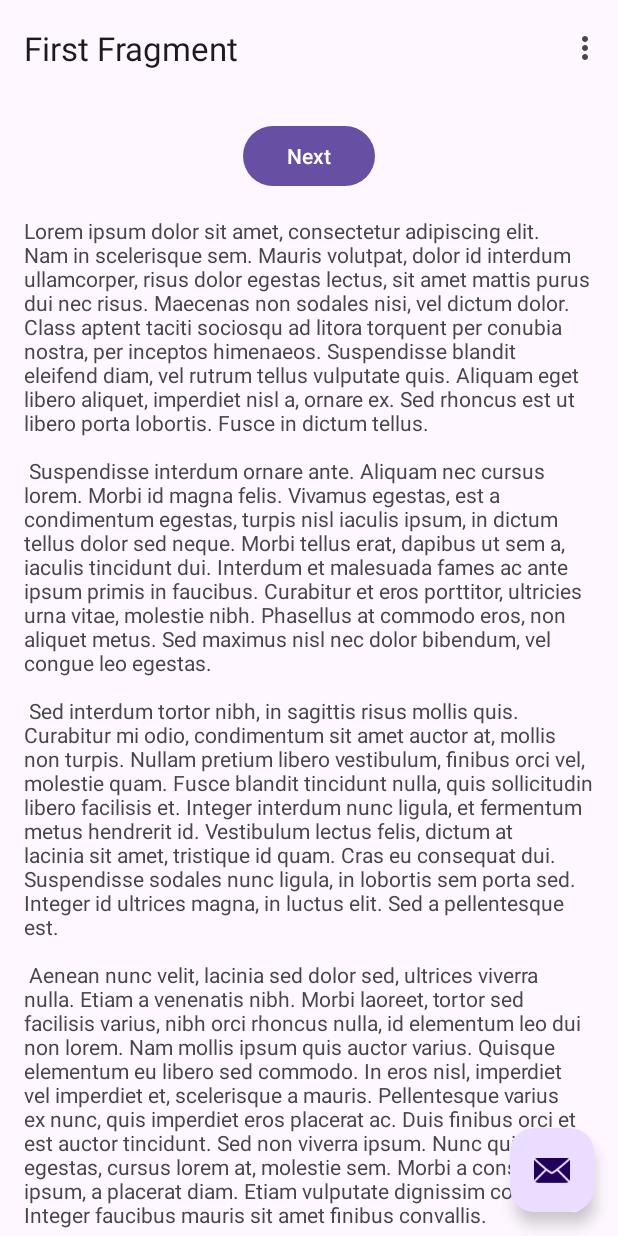
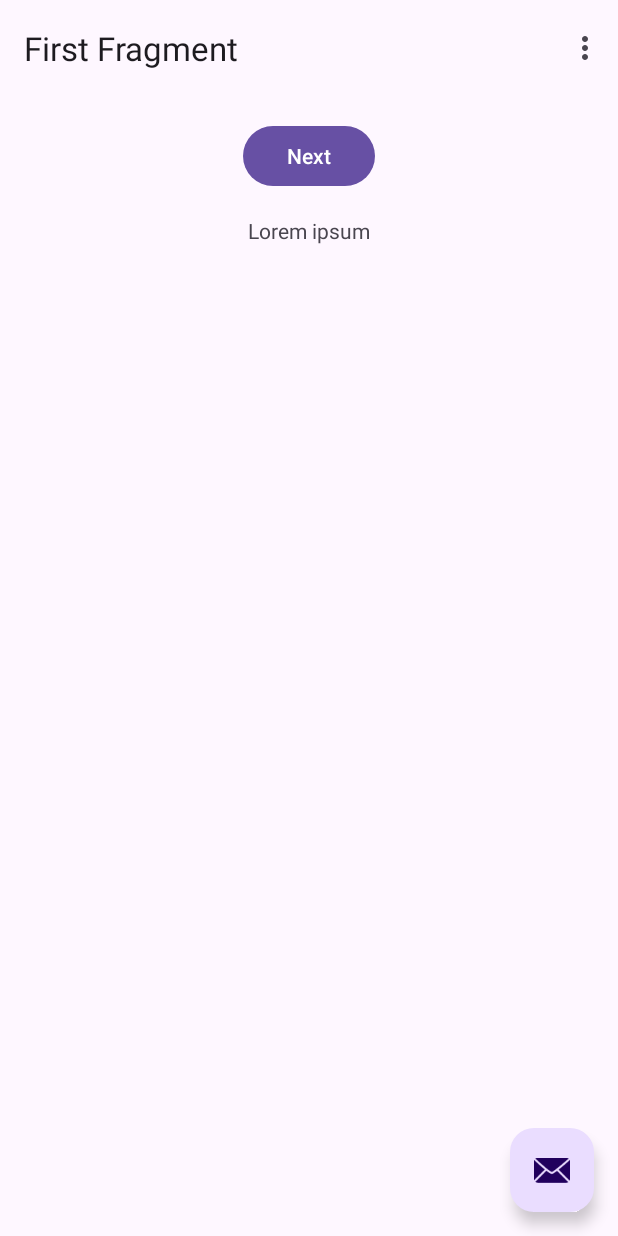
Before and after one commit to Gustavo-Lopez-Flores/SoundScript, an Android app: the screen it shows after launch (MainActivity), on a phone screen of 412 x 824 dp. Run offline under Robolectric (Android 15) with nearby library versions, the light colour scheme and no system bars; our stand-ins replace navigation-ui.

Commit message:
Strings para os Fragmentos

```diff
--- a/app/src/main/res/values/strings.xml
+++ b/app/src/main/res/values/strings.xml
@@ -8,41 +8,22 @@
     <string name="previous">Previous</string>
 
     <string name="lorem_ipsum">
-        Lorem ipsum dolor sit amet, consectetur adipiscing elit. Nam in scelerisque sem. Mauris
-        volutpat, dolor id interdum ullamcorper, risus dolor egestas lectus, sit amet mattis purus
-        dui nec risus. Maecenas non sodales nisi, vel dictum dolor. Class aptent taciti sociosqu ad
-        litora torquent per conubia nostra, per inceptos himenaeos. Suspendisse blandit eleifend
-        diam, vel rutrum tellus vulputate quis. Aliquam eget libero aliquet, imperdiet nisl a,
-        ornare ex. Sed rhoncus est ut libero porta lobortis. Fusce in dictum tellus.\n\n
-        Suspendisse interdum ornare ante. Aliquam nec cursus lorem. Morbi id magna felis. Vivamus
-        egestas, est a condimentum egestas, turpis nisl iaculis ipsum, in dictum tellus dolor sed
-        neque. Morbi tellus erat, dapibus ut sem a, iaculis tincidunt dui. Interdum et malesuada
-        fames ac ante ipsum primis in faucibus. Curabitur et eros porttitor, ultricies urna vitae,
-        molestie nibh. Phasellus at commodo eros, non aliquet metus. Sed maximus nisl nec dolor
-        bibendum, vel congue leo egestas.\n\n
-        Sed interdum tortor nibh, in sagittis risus mollis quis. Curabitur mi odio, condimentum sit
-        amet auctor at, mollis non turpis. Nullam pretium libero vestibulum, finibus orci vel,
-        molestie quam. Fusce blandit tincidunt nulla, quis sollicitudin libero facilisis et. Integer
-        interdum nunc ligula, et fermentum metus hendrerit id. Vestibulum lectus felis, dictum at
-        lacinia sit amet, tristique id quam. Cras eu consequat dui. Suspendisse sodales nunc ligula,
-        in lobortis sem porta sed. Integer id ultrices magna, in luctus elit. Sed a pellentesque
-        est.\n\n
-        Aenean nunc velit, lacinia sed dolor sed, ultrices viverra nulla. Etiam a venenatis nibh.
-        Morbi laoreet, tortor sed facilisis varius, nibh orci rhoncus nulla, id elementum leo dui
-        non lorem. Nam mollis ipsum quis auctor varius. Quisque elementum eu libero sed commodo. In
-        eros nisl, imperdiet vel imperdiet et, scelerisque a mauris. Pellentesque varius ex nunc,
-        quis imperdiet eros placerat ac. Duis finibus orci et est auctor tincidunt. Sed non viverra
-        ipsum. Nunc quis augue egestas, cursus lorem at, molestie sem. Morbi a consectetur ipsum, a
-        placerat diam. Etiam vulputate dignissim convallis. Integer faucibus mauris sit amet finibus
-        convallis.\n\n
-        Phasellus in aliquet mi. Pellentesque habitant morbi tristique senectus et netus et
-        malesuada fames ac turpis egestas. In volutpat arcu ut felis sagittis, in finibus massa
-        gravida. Pellentesque id tellus orci. Integer dictum, lorem sed efficitur ullamcorper,
-        libero justo consectetur ipsum, in mollis nisl ex sed nisl. Donec maximus ullamcorper
-        sodales. Praesent bibendum rhoncus tellus nec feugiat. In a ornare nulla. Donec rhoncus
-        libero vel nunc consequat, quis tincidunt nisl eleifend. Cras bibendum enim a justo luctus
-        vestibulum. Fusce dictum libero quis erat maximus, vitae volutpat diam dignissim.
-    </string>
+        Lorem ipsum </string>
     <!-- TODO: Remove or change this placeholder text -->
+
     <string name="hello_blank_fragment">Hello blank fragment</string>
+
+    <!-- First Fragment -->
+    <string name="musicas">Músicas</string>
+    <string name="welcome">Olá seja bem-vindo ao</string>
+    <string name="soundscript">SoundScript</string>
+    <string name="ouca">Escolha um música:</string>
+
+    <!-- Second Fragment -->
+    <string name="albuns">Álbuns</string>
+    <string name="op_albuns">Confira os álbuns</string>
+
+    <!-- Third Fragment -->
+    <string name="artistas">Artistas</string>
+    <string name="op_artistas">Sobre os artistas</string>
 </resources>
```
